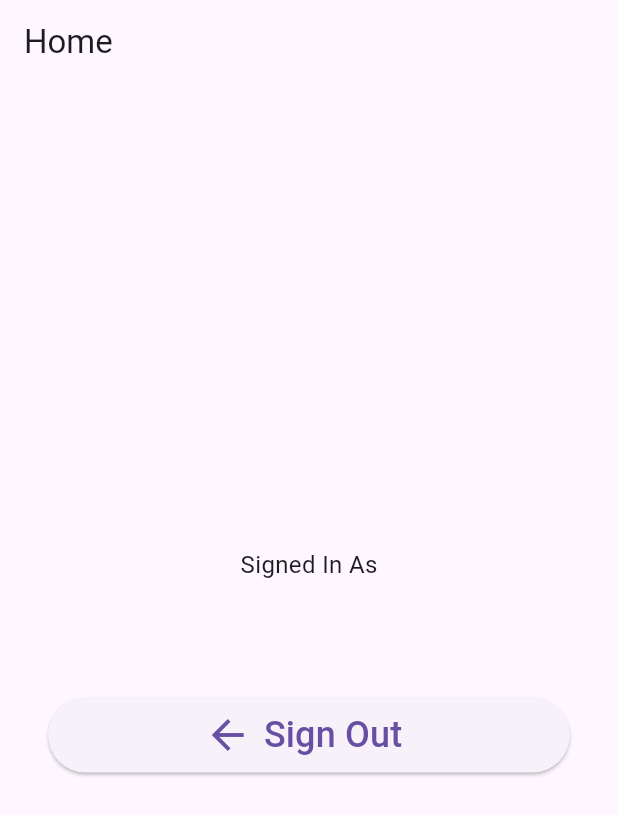
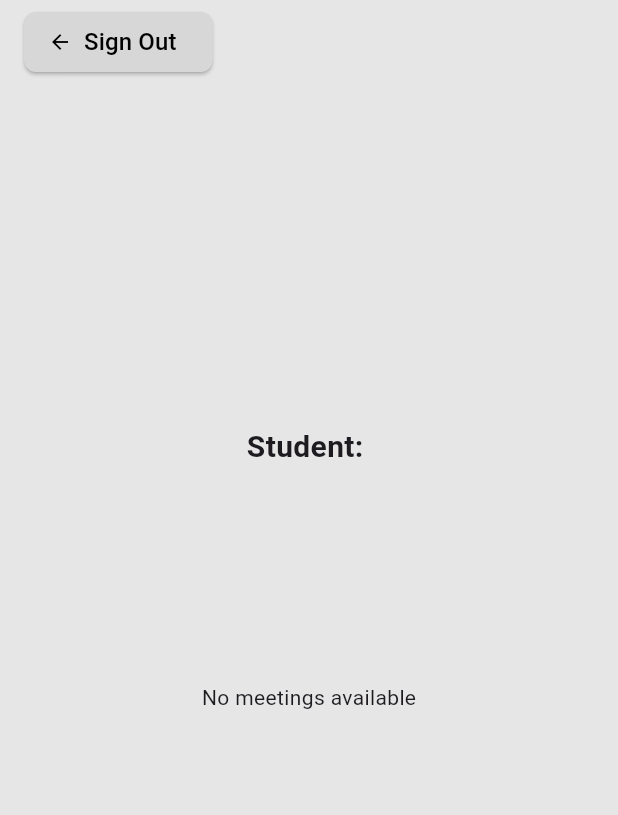
Before and after one commit to ilanning51/passwordtest, a Flutter app: the screen it shows once a user with an empty profile is signed in, after a tap on "Sign Out", on a phone screen of 412 x 824 dp. Shown: the top 815 px of the screen. Run offline on Flutter 3.47's test engine with Material 3 defaults, Android fonts, the phone set to English and light mode, and no system bars; our stand-ins replace cloud_firestore, email_validator, firebase_auth, firebase_core; missing offline and left inert: animated_button, flutter_confetti; accounts and stored records are empty.

Commit message:
added student page

```diff
--- a/lib/main.dart
+++ b/lib/main.dart
@@ -2,10 +2,8 @@
 import 'package:firebase_core/firebase_core.dart';
 import 'package:passwordtest/pages/auth_page.dart';
 import 'package:firebase_auth/firebase_auth.dart';
-import 'package:passwordtest/pages/home_page.dart';
 import 'package:passwordtest/pages/verify_email_page.dart';
 import 'package:passwordtest/utils/utils.dart';
-import 'dart:developer';
 
 Future main() async {
   WidgetsFlutterBinding.ensureInitialized();
@@ -16,7 +14,6 @@
 
   runApp(const MyApp());
 }
-
 
 final navigatorKey = GlobalKey<NavigatorState>();
 
--- a/lib/pages/auth_page.dart
+++ b/lib/pages/auth_page.dart
@@ -11,6 +11,12 @@ class _AuthPageState extends State<AuthPage> {
   bool isLogin = true;
 
   @override
+  void initState() {
+    // TODO: implement initState
+    super.initState();
+    print('auth');
+  }
+  @override
   Widget build(BuildContext context) => isLogin
       ? LoginWidget(onClickedSignUp: toggle)
       : SignupWidget(onClickedSignIn: toggle);
--- a/lib/pages/home_page.dart
+++ b/lib/pages/faculty_page.dart
@@ -1,13 +1,14 @@
 import 'package:flutter/material.dart';
 import 'package:firebase_auth/firebase_auth.dart';
 
-class HomePage extends StatelessWidget {
-  const HomePage({super.key});
+class FacultyPage extends StatelessWidget {
+  const FacultyPage({super.key});
 
   @override
   Widget build(BuildContext context) {
     final user = FirebaseAuth.instance.currentUser!;
 
+    print('faculty');
     return Scaffold(
       appBar: AppBar(
         title: const Text("Home"),
@@ -18,7 +19,7 @@ class HomePage extends StatelessWidget {
           mainAxisAlignment: MainAxisAlignment.center,
           children: [
             const Text(
-              'Signed In As',
+              'Signed In As Faculty',
               style: TextStyle(fontSize: 16),
             ),
             const SizedBox(
--- a/lib/pages/login_widget.dart
+++ b/lib/pages/login_widget.dart
@@ -1,3 +1,4 @@
+import 'package:animated_button/animated_button.dart';
 import 'package:firebase_auth/firebase_auth.dart';
 import 'package:flutter/gestures.dart';
 import 'package:flutter/material.dart';
@@ -31,8 +32,17 @@ class _LoginWidgetState extends State<LoginWidget> {
   }
 
   @override
-  Widget build(BuildContext context) => SingleChildScrollView(
-        padding: const EdgeInsets.all(16),
+  void initState() {
+    // TODO: implement initState
+    super.initState();
+    print('login');
+  }
+
+  @override
+  Widget build(BuildContext context) => Scaffold(
+        backgroundColor: const Color.fromARGB(255, 230, 230, 230),
+        body: Padding(
+          padding: const EdgeInsets.all(16.0),
           child: Column(
             mainAxisAlignment: MainAxisAlignment.center,
             children: [
@@ -44,19 +54,27 @@ class _LoginWidgetState extends State<LoginWidget> {
               ),
               TextField(
                 controller: emailController,
+                cursorColor: Colors.black,
                 textInputAction: TextInputAction.next,
-              decoration: const InputDecoration(labelText: 'Email'),
+                decoration: const InputDecoration(
+                  labelText: 'Email',
+                  focusedBorder: UnderlineInputBorder(
+                    borderSide: BorderSide(color: Colors.black)),
+                ),
               ),
               const SizedBox(height: 4),
               TextField(
+                style: const TextStyle(color: Colors.black),
                 controller: passwordController,
+                cursorColor: Colors.black,
                 textInputAction: TextInputAction.next,
                 decoration: InputDecoration(
+                  focusedBorder: const UnderlineInputBorder(
+                      borderSide: BorderSide(color: Colors.black)),
                   labelText: 'Password',
                   suffixIcon: IconButton(
-                                icon: Icon(isObscure
-                                    ? Icons.visibility_off
-                                    : Icons.visibility),
+                      icon: Icon(
+                          isObscure ? Icons.visibility_off : Icons.visibility),
                       onPressed: () {
                         setState(() {
                           isObscure = !isObscure;
@@ -66,16 +84,21 @@ class _LoginWidgetState extends State<LoginWidget> {
                 obscureText: isObscure,
               ),
               const SizedBox(height: 20),
-            ElevatedButton.icon(
-              style: ElevatedButton.styleFrom(
-                minimumSize: const Size.fromHeight(50),
+              AnimatedButton(
+                color: const Color.fromARGB(255, 215, 215, 215),
+                onPressed: signIn,
+                child: const Row(
+                  mainAxisAlignment: MainAxisAlignment.center,
+                  children: [
+                    Icon(Icons.lock_open, size: 32),
+                    SizedBox(width: 12.0),
+                    Text(
+                      'Sign In',
+                      style:
+                          TextStyle(fontSize: 24, fontWeight: FontWeight.bold),
                     ),
-              icon: const Icon(Icons.lock_open, size: 32),
-              label: const Text(
-                'Sign In',
-                style: TextStyle(fontSize: 24),
+                  ],
                 ),
-              onPressed: signIn,
               ),
               const SizedBox(height: 24),
               GestureDetector(
@@ -110,6 +133,7 @@ class _LoginWidgetState extends State<LoginWidget> {
               )
             ],
           ),
+        ),
       );
 
   Future signIn() async {
--- /dev/null
+++ b/lib/pages/student_page.dart
@@ -0,0 +1,56 @@
+import 'package:flutter/material.dart';
+import 'package:firebase_auth/firebase_auth.dart';
+import 'package:cloud_firestore/cloud_firestore.dart';
+import 'package:passwordtest/widgets/signOutButton.dart';
+import 'package:passwordtest/widgets/studentForm.dart';
+
+class StudentPage extends StatefulWidget {
+  @override
+  _StudentPageState createState() => _StudentPageState();
+}
+
+class _StudentPageState extends State<StudentPage> {
+  final FirebaseFirestore db = FirebaseFirestore.instance;
+  DocumentSnapshot? userDocRef;
+  String? userDormName;
+  String? userDocId;
+  String? meetingId;
+  String? userLastMeetingId;
+  Timestamp? firebaseTimestamp;
+  DateTime? mostRecentMeetingTimestamp;
+  bool activeMeeting = false;
+  bool buttonUpdateDatabase = true;
+
+  @override
+  void initState() {
+    super.initState();
+  }
+
+
+
+  @override
+  Widget build(BuildContext context) {
+    final user = FirebaseAuth.instance.currentUser!;
+
+    print('Student page');
+
+    return Scaffold(
+      backgroundColor: const Color.fromARGB(255, 230, 230, 230),
+      appBar: AppBar(
+        backgroundColor: const Color.fromARGB(255, 230, 230, 230),
+        title: Row(
+          mainAxisAlignment: MainAxisAlignment.start,
+          children: [
+            signOutButton(),
+          ],
+        ),
+      ),
+      body: Padding(
+        padding: const EdgeInsets.all(32),
+        child: Center(
+          child: studentForm(db),
+        ),
+      ),
+    );
+  }
+}
--- /dev/null
+++ b/lib/pages/switchboard.dart
@@ -0,0 +1,58 @@
+import 'package:flutter/material.dart';
+import 'package:passwordtest/pages/faculty_page.dart';
+import 'package:passwordtest/pages/student_page.dart';
+import 'package:cloud_firestore/cloud_firestore.dart';
+import 'package:firebase_auth/firebase_auth.dart';
+import 'package:passwordtest/main.dart';
+
+class Switchboard extends StatefulWidget {
+  @override
+  _Switchboard createState() => _Switchboard();
+}
+
+class _Switchboard extends State<Switchboard> {
+  bool isStudent = true;
+
+  @override
+  void initState() {
+    // TODO: implement initState
+    super.initState();
+    print('switchboard');
+  }
+
+  Future<String> getUserRole() async {
+      final Query<Map<String, dynamic>> usersRef =
+          FirebaseFirestore.instance.collectionGroup('users');
+      final FirebaseAuth auth = FirebaseAuth.instance;
+      final User user = auth.currentUser!;
+      final String userEmail = user.email!;
+
+      final event = await usersRef.where('email', isEqualTo: userEmail).get();
+      for (var doc in event.docs) {
+        return doc.get('role');
+      }
+
+    return "no role found";
+  }
+
+  @override
+  Widget build(BuildContext context) {
+    return FutureBuilder<String>(
+    future: getUserRole(),
+    builder: (BuildContext context, AsyncSnapshot<String> snapshot) {
+      if (snapshot.hasData) {
+        if (snapshot.data == 'faculty') {
+          return const FacultyPage();
+        } else {
+          return StudentPage();
+        }
+      } else if (snapshot.hasError) {
+        print(snapshot.error);
+        return const Center(child: Text('Something Went Wrong'));
+      } else {
+        return const Center(child: CircularProgressIndicator());
+      }
+    });
+  }
+
+}
--- a/lib/pages/verify_email_page.dart
+++ b/lib/pages/verify_email_page.dart
@@ -1,7 +1,8 @@
 import 'dart:async';
 import 'package:firebase_auth/firebase_auth.dart';
 import 'package:flutter/material.dart';
-import 'package:passwordtest/pages/home_page.dart';
+import 'package:passwordtest/pages/student_page.dart';
+import 'package:passwordtest/pages/switchboard.dart';
 import 'package:passwordtest/utils/utils.dart';
 
 class VerifyEmailPage extends StatefulWidget {
@@ -14,18 +15,25 @@ class _VerifyEmailPageState extends State<VerifyEmailPage> {
   bool canResendEmail = false;
   Timer? timer;
 
+  final user = FirebaseAuth.instance.currentUser!;
+
   @override
   void initState() {
     super.initState();
 
+    print('verifyEmail');
+
     isEmailVerified = FirebaseAuth.instance.currentUser!.emailVerified;
+
 
     if (!isEmailVerified) {
       sendVerificationEmail();
 
       timer = Timer.periodic(
         const Duration(seconds: 3),
-        (_) => checkEmailVerified(),
+        (_) {
+          checkEmailVerified();
+          }
       );
     }
   }
@@ -45,12 +53,15 @@ class _VerifyEmailPageState extends State<VerifyEmailPage> {
       isEmailVerified = FirebaseAuth.instance.currentUser!.emailVerified;
     });
 
-    if (isEmailVerified) timer?.cancel();
+    if (isEmailVerified) {
+      timer?.cancel();
+      }
   }
+
+
 
   Future sendVerificationEmail() async {
     try {
-      final user = FirebaseAuth.instance.currentUser!;
       await user.sendEmailVerification();
 
       setState(() => canResendEmail = false);
@@ -63,9 +74,11 @@ class _VerifyEmailPageState extends State<VerifyEmailPage> {
 
   @override
   Widget build(BuildContext context) => isEmailVerified
-      ? const HomePage()
+      ? Switchboard()
       : Scaffold(
+        backgroundColor: const Color.fromARGB(255, 230, 230, 230),
           appBar: AppBar(
+            backgroundColor: const Color.fromARGB(255, 230, 230, 230),
             title: const Text('Verify Email'),
           ),
           body: Padding(
@@ -75,18 +88,19 @@ class _VerifyEmailPageState extends State<VerifyEmailPage> {
               children: [
                 const Text(
                   'A verification email has been sent to your email',
-                  style: TextStyle(fontSize: 20),
+                  style: TextStyle(fontSize: 20, fontWeight: FontWeight.bold),
                   textAlign: TextAlign.center,
                 ),
                 const SizedBox(height: 24),
                 ElevatedButton.icon(
                   style: ElevatedButton.styleFrom(
                     minimumSize: const Size.fromHeight(50),
+                    backgroundColor: const Color.fromARGB(255, 215, 215, 215)
                   ),
-                  icon: const Icon(Icons.email, size: 32),
+                  icon: const Icon(Icons.email, size: 32, color: Color.fromARGB(255, 40, 40, 40),),
                   label: const Text(
-                    'Resent Email',
-                    style: TextStyle(fontSize: 24),
+                    'Resend Email',
+                    style: TextStyle(fontSize: 24, color: Color.fromARGB(255, 40, 40, 40)),
                   ),
                   onPressed: canResendEmail ? sendVerificationEmail : null,
                 ),
@@ -97,7 +111,7 @@ class _VerifyEmailPageState extends State<VerifyEmailPage> {
                   ),
                   child: const Text(
                     'Cancel',
-                    style: TextStyle(fontSize: 24),
+                    style: TextStyle(fontSize: 24, color: Colors.black),
                   ),
                   onPressed: () => FirebaseAuth.instance.signOut(),
                 )
--- /dev/null
+++ b/lib/widgets/signOutButton.dart
@@ -0,0 +1,18 @@
+import 'package:firebase_auth/firebase_auth.dart';
+import 'package:flutter/material.dart';
+
+Widget signOutButton() {
+  return ElevatedButton.icon(
+    style: ElevatedButton.styleFrom(
+      fixedSize: const Size.fromHeight(8),
+      shape: RoundedRectangleBorder(borderRadius: BorderRadius.circular(8.0)),
+      backgroundColor: const Color.fromARGB(255, 215, 215, 215),
+    ),
+    icon: const Icon(Icons.arrow_back, size: 16, color: Colors.black),
+    label: const Text(
+      'Sign Out',
+      style: TextStyle(fontSize: 16, color: Colors.black),
+    ),
+    onPressed: () => FirebaseAuth.instance.signOut(),
+  );
+}
--- /dev/null
+++ b/lib/widgets/studentButton.dart
@@ -0,0 +1,134 @@
+import 'dart:math';
+import 'package:animated_button/animated_button.dart';
+import 'package:cloud_firestore/cloud_firestore.dart';
+import 'package:firebase_auth/firebase_auth.dart';
+import 'package:flutter/material.dart';
+import 'package:flutter_confetti/flutter_confetti.dart';
+import 'package:intl/intl.dart';
+import 'package:passwordtest/widgets/lastMeetingText.dart';
+
+Widget studentButton(FirebaseFirestore db, String userLastMeetingId, dynamic userDocument) {
+  return StreamBuilder<QuerySnapshot>(
+    stream: db
+        .collectionGroup('meetings')
+        .orderBy('timestamp', descending: true)
+        .limit(1)
+        .snapshots(),
+    builder: (BuildContext context, AsyncSnapshot<QuerySnapshot> snapshot) {
+      print('Connection State: ${snapshot.connectionState}');
+      print('Has Data: ${snapshot.hasData}');
+      print('Has Error: ${snapshot.hasError}');
+
+      switch (snapshot.connectionState) {
+        case ConnectionState.waiting:
+          print('Waiting for changes...');
+          return const Text(''); // Placeholder text while waiting for data
+        default:
+          if (snapshot.hasError) {
+            print(snapshot.error);
+            return Text('Error: ${snapshot.error}');
+          } else if (snapshot.hasData) {
+            if (snapshot.data!.docs.isNotEmpty) {
+              print('Got the document');
+              final latestMeetingDoc = snapshot.data!.docs.first;
+              print(latestMeetingDoc.toString()); // Print document data
+
+              final now = DateTime.now();
+              final oneHourAgo = now.subtract(const Duration(hours: 1));
+
+              final Timestamp firestoreMeetingTimestamp =
+                  latestMeetingDoc['timestamp'];
+              var mostRecentMeetingTimestamp =
+                  firestoreMeetingTimestamp.toDate();
+              print('Meeting Timestamp: $mostRecentMeetingTimestamp');
+              var activeMeeting =
+                  mostRecentMeetingTimestamp.isAfter(oneHourAgo);
+
+              var dormLastMeetingId = latestMeetingDoc.id;
+
+              if (activeMeeting) {
+                print('Active Meeting: $activeMeeting');
+                print('meetingsMeetingid $dormLastMeetingId');
+                return _studentButton(context, dormLastMeetingId, userLastMeetingId, userDocument);
+              } else {
+                print('no active meeting');
+                String formattedDate =
+                    DateFormat.yMMMEd().format(mostRecentMeetingTimestamp);
+                String formattedTime =
+                    DateFormat.jm().format(mostRecentMeetingTimestamp);
+                return lastMeetingText(formattedDate, formattedTime);
+              }
+            } else {
+              // Handle the case where there are no documents
+              return const Text('No meetings available');
+            }
+          } else {
+            return const Text('No data available');
+          }
+      }
+    },
+  );
+}
+
+Widget _studentButton(BuildContext context, String dormLastMeetingId, String userLastMeetingId, dynamic userDocument) {
+  if (dormLastMeetingId != userLastMeetingId) {
+    return AnimatedButton(
+      shape: BoxShape.circle,
+      height: 256,
+      width: 256,
+      shadowDegree: ShadowDegree.light,
+      color: const Color.fromARGB(255, 215, 215, 215),
+      child: const Text(
+        'On My Way!',
+        style: TextStyle(
+          fontSize: 32,
+          fontWeight: FontWeight.bold,
+        ),
+      ),
+      onPressed: () {
+        userDocument!.reference.update({'lastMeetingId': dormLastMeetingId});
+        print(userLastMeetingId);
+        ScaffoldMessenger.of(context)
+            .showSnackBar(const SnackBar(content: Text('Message Sent')));
+
+        Confetti.launch(
+          context,
+          options:
+              const ConfettiOptions(particleCount: 200, spread: 360, y: 0.6),
+        );
+      },
+    );
+  } else {
+    return TextButton(
+      onLongPress: () {
+        Confetti.launch(
+          context,
+          options:
+              const ConfettiOptions(particleCount: 300, spread: 360, y: 0.6),
+        );
+      },
+      child: const Text(
+        'Hurry downstairs!',
+        style: TextStyle(
+          fontSize: 32,
+          fontWeight: FontWeight.bold,
+          color: Colors.black,
+        ),
+      ),
+      onPressed: () {
+        double randomInRange(double min, double max) {
+          return min + Random().nextDouble() * (max - min);
+        }
+
+        Confetti.launch(
+          context,
+          options: ConfettiOptions(
+              angle: randomInRange(55, 125),
+              spread: randomInRange(50, 70),
+              particleCount: randomInRange(50, 100).toInt(),
+              y: 0.6),
+        );
+      },
+    );
+  }
+}
--- /dev/null
+++ b/lib/widgets/studentForm.dart
@@ -0,0 +1,63 @@
+import 'package:cloud_firestore/cloud_firestore.dart';
+import 'package:passwordtest/widgets/studentButton.dart';
+import 'package:firebase_auth/firebase_auth.dart';
+import 'package:flutter/material.dart';
+
+Stream<QuerySnapshot> getUserDoc(FirebaseFirestore db) {
+  final Query usersRef = db.collectionGroup('users');
+  final FirebaseAuth auth = FirebaseAuth.instance;
+  final User user = auth.currentUser!;
+  final String userEmail = user.email!;
+
+  return usersRef.where('email', isEqualTo: userEmail).snapshots();
+}
+
+Widget studentForm(FirebaseFirestore db) {
+  return StreamBuilder(
+    stream: getUserDoc(db),
+    builder: (BuildContext context, AsyncSnapshot snapshot) {
+      switch (snapshot.connectionState) {
+        case ConnectionState.waiting:
+          return const CircularProgressIndicator();
+        default:
+          if (snapshot.hasError) {
+            print(snapshot.error);
+            return Text('Error: ${snapshot.error}');
+          } if (snapshot.hasData) {
+            final userDocument = snapshot.data!.docs.first;
+            return _studentForm(db, userDocument);
+          } else {
+            print('userDoc has no data');
+            return Text('snapshot has no data');
+          }
+      }
+    },
+  );
+}
+
+Widget _studentForm(FirebaseFirestore db, dynamic userDocument) {
+  var dormName = userDocument['dormName'];
+  var userEmail = userDocument['email'];
+  var userLastMeetingId = userDocument['lastMeetingId'];
+  return Column(
+    mainAxisAlignment: MainAxisAlignment.spaceEvenly,
+    children: [
+      Column(
+        children: [
+          Text(dormName,
+              style:
+                  const TextStyle(fontSize: 32, fontWeight: FontWeight.bold)),
+          const SizedBox(
+            height: 8,
+          ),
+          Text(
+            "Student: $userEmail",
+            style: const TextStyle(fontSize: 20, fontWeight: FontWeight.bold),
+          ),
+        ],
+      ),
+      studentButton(db, userLastMeetingId, userDocument),
+      const SizedBox(height: 32),
+    ],
+  );
+}
--- a/pubspec.yaml
+++ b/pubspec.yaml
@@ -39,6 +39,9 @@ dependencies:
   firebase_auth: ^5.1.4
   cloud_firestore: ^5.2.1
   email_validator: ^3.0.0
+  animated_button: ^0.2.0
+  flutter_confetti: ^0.3.0
+  intl: ^0.17.0
 
 dev_dependencies:
   flutter_test:
```
Also changed, not shown: lib/pages/forgot_password_page.dart (+19 -12 lines), lib/pages/signup_widget.dart (+38 -14 lines), lib/widgets/lastMeetingText.dart (added, +37 -0 lines), pubspec.lock, 3 other files. Lines whose indentation alone changed are shown as unchanged.
